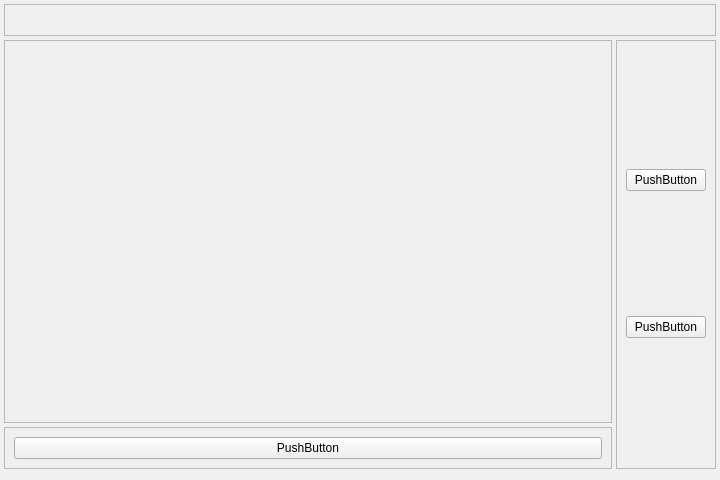
Qt form Chaturaji/src/view/mainwindow.ui (MathiasHouwen/FIIW_projects_bachelor) before a commit.
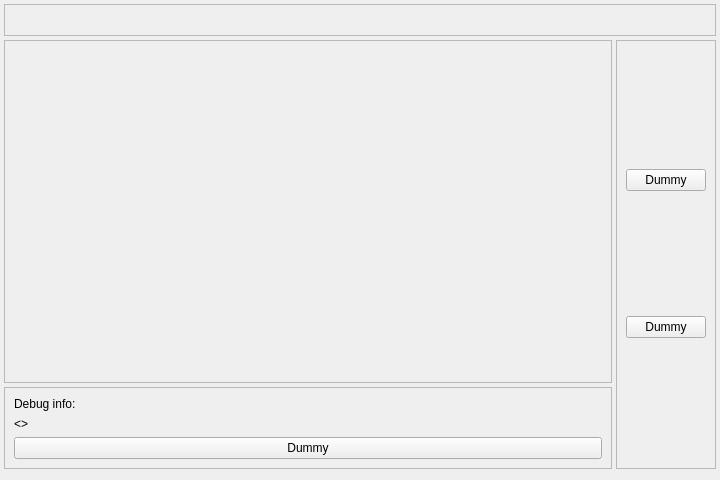
The same form after that commit.

```diff
--- a/Chaturaji/src/view/mainwindow.ui
+++ b/Chaturaji/src/view/mainwindow.ui
@@ -101,10 +101,24 @@
           <enum>QFrame::Shadow::Raised</enum>
          </property>
          <layout class="QVBoxLayout" name="verticalLayout_4">
+          <item>
+           <widget class="QLabel" name="label">
+            <property name="text">
+             <string>Debug info:</string>
+            </property>
+           </widget>
+          </item>
+          <item>
+           <widget class="QLabel" name="debugLabel">
+            <property name="text">
+             <string>&lt;&gt;</string>
+            </property>
+           </widget>
+          </item>
           <item>
            <widget class="QPushButton" name="pushButton_3">
             <property name="text">
-             <string>PushButton</string>
+             <string>Dummy</string>
             </property>
            </widget>
           </item>
@@ -131,14 +145,14 @@
         <item>
          <widget class="QPushButton" name="pushButton_2">
           <property name="text">
-           <string>PushButton</string>
+           <string>Dummy</string>
           </property>
          </widget>
         </item>
         <item>
          <widget class="QPushButton" name="pushButton">
           <property name="text">
-           <string>PushButton</string>
+           <string>Dummy</string>
           </property>
          </widget>
         </item>
```
